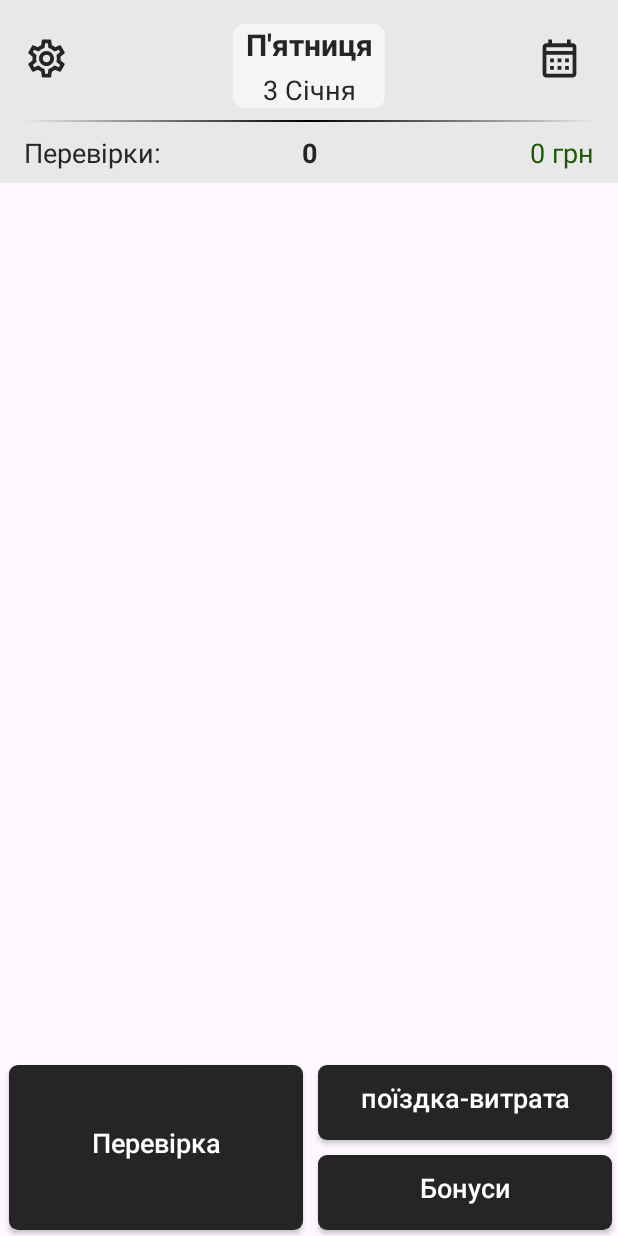
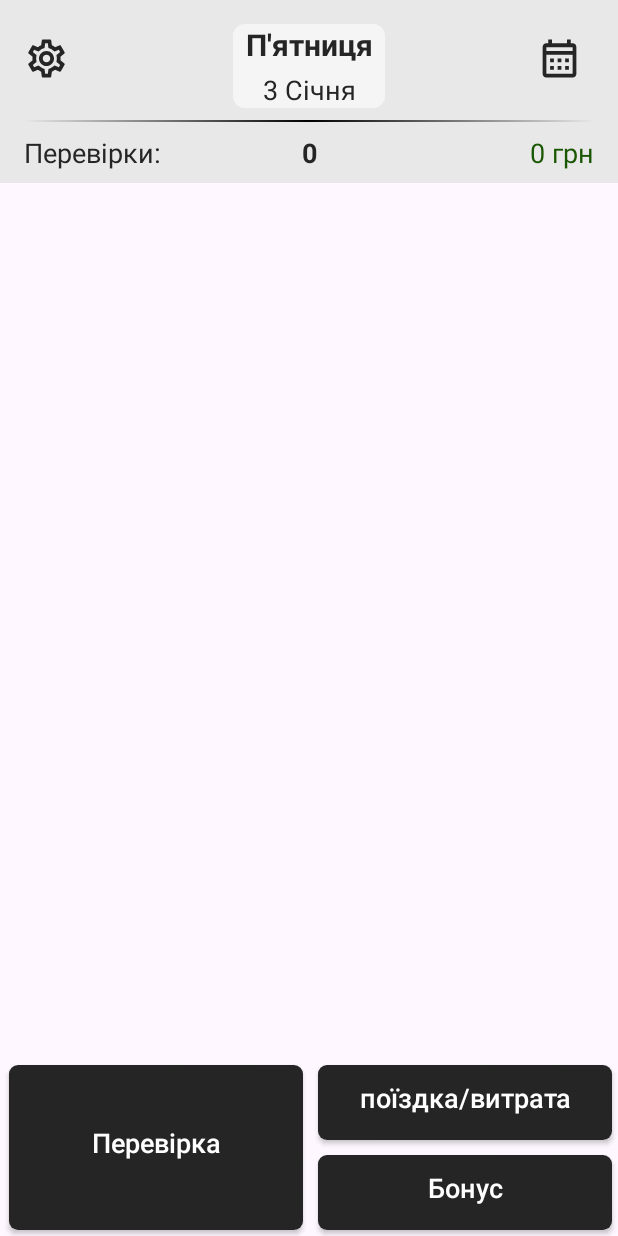
Before and after one commit to iZ0Top/RiaCalc, an Android app built with Jetpack Compose: the screen it shows after launch (MainActivity), on a phone screen of 412 x 824 dp. Run offline under Robolectric (Android 15) with nearby library versions, the phone set to English and light mode, and no system bars; our stand-ins replace Room's generated code.

Commit message:
2025 ecodom

```diff
--- a/app/src/main/java/com/alex/riacalc/screens/day/AdapterForDay.kt
+++ b/app/src/main/java/com/alex/riacalc/screens/day/AdapterForDay.kt
@@ -1,5 +1,8 @@
 package com.alex.riacalc.screens.day
 
+import android.graphics.drawable.ColorDrawable
+import android.graphics.drawable.GradientDrawable
+import android.graphics.drawable.LayerDrawable
 import android.view.LayoutInflater
 import android.view.View
 import android.view.ViewGroup
--- a/app/src/main/java/com/alex/riacalc/screens/day/DayFragment.kt
+++ b/app/src/main/java/com/alex/riacalc/screens/day/DayFragment.kt
@@ -159,6 +159,7 @@ class DayFragment : Fragment(), OnClickListener {
     private fun updateInfo(stats: Statistic){
 
         with(mainBinding.toolbar){
+
             toolbarTxtReviewsCount.text = stats.inspectionsCount.toString()
             toolbarTxtReviewsSum.text = resources.getString(R.string.template_formatted_currency, stats.inspectionsSum)
 
--- a/app/src/main/java/com/alex/riacalc/screens/day/DayFragmentVM.kt
+++ b/app/src/main/java/com/alex/riacalc/screens/day/DayFragmentVM.kt
@@ -36,6 +36,8 @@ class DayFragmentVM(application: Application) : AndroidViewModel(application) {
     private var _mediatorLiveData = MediatorLiveData<List<Event>>()
     private var _calendarLD = MutableLiveData<Calendar>()
     private var _statisticLD = MutableLiveData<Statistic>()
+
+    private var _settingLD = MutableLiveData<Boolean>()
 
     val calendarLD: LiveData<Calendar> get() = _calendarLD
     val statisticLD: LiveData<Statistic> get() = _statisticLD
--- a/app/src/main/res/layout/toolbar_layout.xml
+++ b/app/src/main/res/layout/toolbar_layout.xml
@@ -150,7 +150,52 @@
                 android:text="@string/template_formatted_currency"
                 android:textColor="@color/green_600"/>
         </LinearLayout>
+        //
+        <LinearLayout
+            android:id="@+id/toolbar_linear_bonus"
+            android:layout_width="0dp"
+            android:layout_height="wrap_content"
+            android:layout_marginStart="16dp"
+            android:layout_marginTop="8dp"
+            android:layout_marginEnd="16dp"
+            android:orientation="horizontal"
+            android:visibility="visible"
+            app:layout_constraintEnd_toEndOf="parent"
+            app:layout_constraintStart_toStartOf="parent"
+            app:layout_constraintTop_toBottomOf="@id/toolbar_linear_inspections">
 
+            <TextView
+                android:id="@+id/toolbar_txt_bonus"
+                style="@style/text_normal"
+                android:layout_width="0dp"
+                android:layout_height="wrap_content"
+                android:layout_weight="1"
+                android:gravity="start"
+                android:text="Бонуси" />
+
+            <TextView
+                android:id="@+id/toolbar_txt_bonus_count"
+                style="@style/text_normal"
+                android:textStyle="bold"
+                android:layout_width="0dp"
+                android:layout_height="wrap_content"
+                android:layout_weight="0.5"
+                android:gravity="center_horizontal"
+                android:text="@string/text_0" />
+
+            <TextView
+                android:id="@+id/toolbar_txt_bonus_sum"
+                style="@style/text_normal"
+                android:layout_width="0dp"
+                android:layout_height="wrap_content"
+                android:layout_weight="1"
+                android:gravity="end"
+                android:text="@string/template_formatted_currency"
+                android:textColor="@color/green_600"/>
+        </LinearLayout>
+
+
+        //
         <LinearLayout
             android:id="@+id/toolbar_linear_trips"
             android:layout_width="match_parent"
@@ -160,7 +205,7 @@
             android:layout_marginEnd="16dp"
             android:visibility="gone"
             android:orientation="horizontal"
-            app:layout_constraintTop_toBottomOf="@id/toolbar_linear_inspections">
+            app:layout_constraintTop_toBottomOf="@id/toolbar_linear_bonus">
 
             <TextView
                 android:id="@+id/toolbar_txt_trips"
@@ -234,48 +279,7 @@
                 android:textColor="@color/red_600"/>
         </LinearLayout>
 
-        <LinearLayout
-            android:id="@+id/toolbar_linear_bonus"
-            android:layout_width="0dp"
-            android:layout_height="wrap_content"
-            android:layout_marginStart="16dp"
-            android:layout_marginTop="8dp"
-            android:layout_marginEnd="16dp"
-            android:orientation="horizontal"
-            android:visibility="visible"
-            app:layout_constraintEnd_toEndOf="parent"
-            app:layout_constraintStart_toStartOf="parent"
-            app:layout_constraintTop_toBottomOf="@id/toolbar_linear_other">
 
-            <TextView
-                android:id="@+id/toolbar_txt_bonus"
-                style="@style/text_normal"
-                android:layout_width="0dp"
-                android:layout_height="wrap_content"
-                android:layout_weight="1"
-                android:gravity="start"
-                android:text="Бонуси" />
-
-            <TextView
-                android:id="@+id/toolbar_txt_bonus_count"
-                style="@style/text_normal"
-                android:textStyle="bold"
-                android:layout_width="0dp"
-                android:layout_height="wrap_content"
-                android:layout_weight="0.5"
-                android:gravity="center_horizontal"
-                android:text="@string/text_0" />
-
-            <TextView
-                android:id="@+id/toolbar_txt_bonus_sum"
-                style="@style/text_normal"
-                android:layout_width="0dp"
-                android:layout_height="wrap_content"
-                android:layout_weight="1"
-                android:gravity="end"
-                android:text="@string/template_formatted_currency"
-                android:textColor="@color/red_600"/>
-        </LinearLayout>
 
     </androidx.constraintlayout.widget.ConstraintLayout>
 </androidx.appcompat.widget.Toolbar>
--- a/app/src/main/res/values/strings.xml
+++ b/app/src/main/res/values/strings.xml
@@ -10,11 +10,11 @@
     <string name="text_inspections">Перевірки:</string>
 
     <string name="text_trip">Поїздка</string>
-    <string name="text_btn_trip">поїздка-витрата</string>
+    <string name="text_btn_trip">поїздка/витрата</string>
     <string name="text_trips">Поїздки:</string>
 
     <string name="text_other_expense">Інші витрати</string>
-    <string name="text_btn_other">Бонуси</string>
+    <string name="text_btn_other">Бонус</string>
     <string name="text_other_expenses">Інші витрати:</string>
     <string name="text_bonus_title">Опис бонуса</string>
 
```
Also changed, not shown: app/src/main/java/com/alex/riacalc/screens/DialogAdd.kt (+8 -2 lines), app/src/main/java/com/alex/riacalc/screens/month/MonthFragment.kt (+12 -3 lines).
